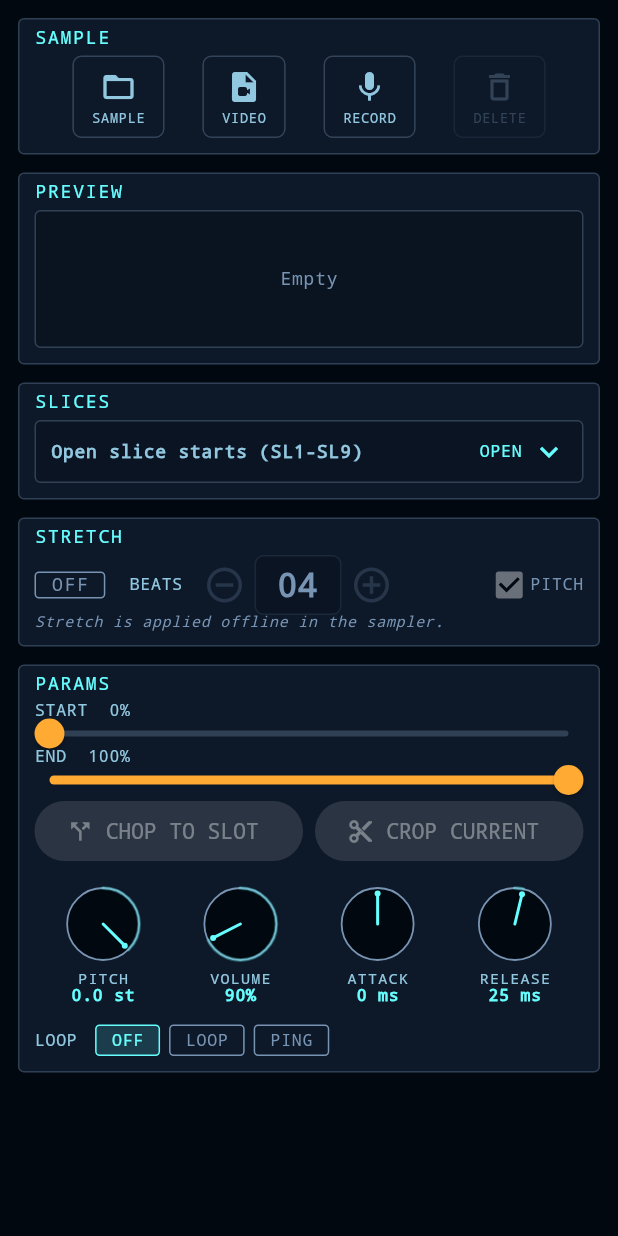
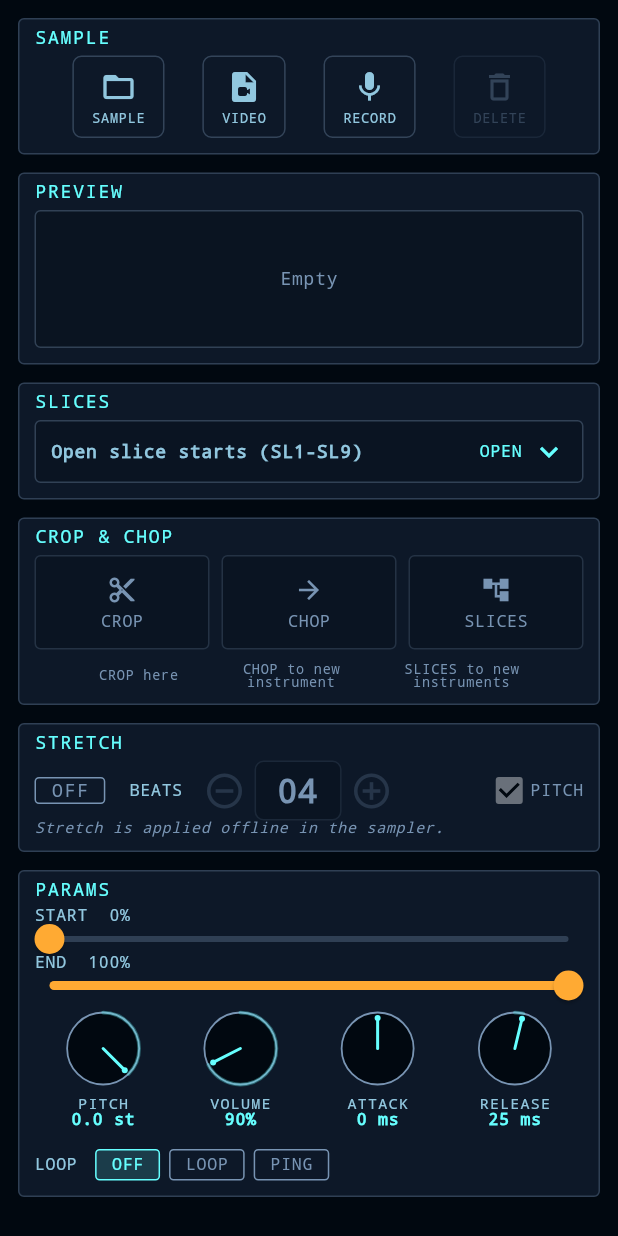
Before and after one commit to geiroffenberg/stria_tracker, a Flutter app: the _SamplerEditor widget shown alone on an empty page, opened directly with empty values, on a phone screen of 412 x 824 dp. Run offline on Flutter 3.47's test engine with Material 3 defaults, Android fonts, the phone set to English and light mode, and no system bars; our stand-ins replace file_picker, flutter_markdown_plus, permission_handler, shared_preferences; accounts and stored records are empty.

Commit message:
updated color change and slice pane

```diff
--- a/lib/screens/instrument_screen.dart
+++ b/lib/screens/instrument_screen.dart
@@ -2721,44 +2721,187 @@ class _SamplerEditorState extends State<_SamplerEditor>
                   ],
                 ),
               ),
-            const SizedBox(height: 12),
-            GestureDetector(
-              onTap: _busy ? null : () => _chopAllSlicesToNewSlots(context),
+            ],
+        ],
+      ),
+    );
+  }
+
+  Widget _buildCropChopCard(SamplerParams p) {
+    return _Section(
+      title: 'CROP & CHOP',
+      child: Column(
+        crossAxisAlignment: CrossAxisAlignment.stretch,
+        children: [
+          // ── Three buttons in a row ────────────────────────────────
+          Row(
+            children: [
+              // CROP
+              Expanded(
+                child: GestureDetector(
+                  onTap: (_busy || p.samplePath == null)
+                      ? null
+                      : () => _cropCurrentSample(context),
                   child: Container(
                     padding: const EdgeInsets.symmetric(
-                  horizontal: 10,
-                  vertical: 8,
+                      horizontal: 12,
+                      vertical: 12,
                     ),
                     decoration: BoxDecoration(
                       color: kBgColor.withAlpha(60),
                       border: Border.all(
-                    color: _busy
+                        color: (_busy || p.samplePath == null)
                             ? kColInactive.withAlpha(60)
                             : kColAccent.withAlpha(160),
                       ),
                       borderRadius: BorderRadius.circular(4),
                     ),
-                child: Row(
-                  mainAxisAlignment: MainAxisAlignment.center,
+                    child: Column(
                       children: [
                         Icon(
                           Icons.content_cut,
-                      size: 14,
-                      color: _busy ? kColInactive : kColAccent,
-                    ),
-                    const SizedBox(width: 6),
+                          size: 20,
+                          color: (_busy || p.samplePath == null)
+                              ? kColInactive
+                              : kColAccent,
+                        ),
+                        const SizedBox(height: 6),
                         Text(
-                      'CHOP ALL SLICES TO NEW INSTRUMENTS',
+                          'CROP',
                           style: kStyleHeader.copyWith(
                             fontSize: 11,
-                        color: _busy ? kColInactive : kColAccent,
-                      ),
-                    ),
-                  ],
-                ),
-              ),
-            ),
-          ],
+                            color: (_busy || p.samplePath == null)
+                                ? kColInactive
+                                : kColAccent,
+                          ),
+                        ),
+                      ],
+                    ),
+                  ),
+                ),
+              ),
+              const SizedBox(width: 8),
+              // CHOP
+              Expanded(
+                child: GestureDetector(
+                  onTap: (_busy || p.samplePath == null)
+                      ? null
+                      : () => _chopToNewSlot(context),
+                  child: Container(
+                    padding: const EdgeInsets.symmetric(
+                      horizontal: 12,
+                      vertical: 12,
+                    ),
+                    decoration: BoxDecoration(
+                      color: kBgColor.withAlpha(60),
+                      border: Border.all(
+                        color: (_busy || p.samplePath == null)
+                            ? kColInactive.withAlpha(60)
+                            : kColAccent.withAlpha(160),
+                      ),
+                      borderRadius: BorderRadius.circular(4),
+                    ),
+                    child: Column(
+                      children: [
+                        Icon(
+                          Icons.arrow_forward,
+                          size: 20,
+                          color: (_busy || p.samplePath == null)
+                              ? kColInactive
+                              : kColAccent,
+                        ),
+                        const SizedBox(height: 6),
+                        Text(
+                          'CHOP',
+                          style: kStyleHeader.copyWith(
+                            fontSize: 11,
+                            color: (_busy || p.samplePath == null)
+                                ? kColInactive
+                                : kColAccent,
+                          ),
+                        ),
+                      ],
+                    ),
+                  ),
+                ),
+              ),
+              const SizedBox(width: 8),
+              // SLICES
+              Expanded(
+                child: GestureDetector(
+                  onTap: (_busy || p.samplePath == null)
+                      ? null
+                      : () => _chopAllSlicesToNewSlots(context),
+                  child: Container(
+                    padding: const EdgeInsets.symmetric(
+                      horizontal: 12,
+                      vertical: 12,
+                    ),
+                    decoration: BoxDecoration(
+                      color: kBgColor.withAlpha(60),
+                      border: Border.all(
+                        color: (_busy || p.samplePath == null)
+                            ? kColInactive.withAlpha(60)
+                            : kColAccent.withAlpha(160),
+                      ),
+                      borderRadius: BorderRadius.circular(4),
+                    ),
+                    child: Column(
+                      children: [
+                        Icon(
+                          Icons.account_tree,
+                          size: 20,
+                          color: (_busy || p.samplePath == null)
+                              ? kColInactive
+                              : kColAccent,
+                        ),
+                        const SizedBox(height: 6),
+                        Text(
+                          'SLICES',
+                          style: kStyleHeader.copyWith(
+                            fontSize: 11,
+                            color: (_busy || p.samplePath == null)
+                                ? kColInactive
+                                : kColAccent,
+                          ),
+                        ),
+                      ],
+                    ),
+                  ),
+                ),
+              ),
+            ],
+          ),
+          const SizedBox(height: 8),
+          // ── Subtext labels ────────────────────────────────────────
+          Row(
+            mainAxisAlignment: MainAxisAlignment.spaceEvenly,
+            children: [
+              Text(
+                'CROP here',
+                style: kStyleBase.copyWith(
+                  fontSize: 9,
+                  color: kColInactive,
+                ),
+              ),
+              Text(
+                'CHOP to new\ninstrument',
+                textAlign: TextAlign.center,
+                style: kStyleBase.copyWith(
+                  fontSize: 9,
+                  color: kColInactive,
+                ),
+              ),
+              Text(
+                'SLICES to new\ninstruments',
+                textAlign: TextAlign.center,
+                style: kStyleBase.copyWith(
+                  fontSize: 9,
+                  color: kColInactive,
+                ),
+              ),
+            ],
+          ),
         ],
       ),
     );
@@ -2896,6 +3039,7 @@ class _SamplerEditorState extends State<_SamplerEditor>
             ),
           ),
           _buildSliceEditor(p),
+          _buildCropChopCard(p),
           _buildStretchEditor(p),
           _Section(
             title: 'PARAMS',
@@ -2947,37 +3091,6 @@ class _SamplerEditorState extends State<_SamplerEditor>
                     },
                   ),
                 ),
-                Row(
-                  children: [
-                    Expanded(
-                      child: ElevatedButton.icon(
-                        onPressed: (_busy || p.samplePath == null)
-                            ? null
-                            : () => _chopToNewSlot(context),
-                        icon: const Icon(Icons.call_split),
-                        label: const Text('CHOP TO SLOT'),
-                        style: ElevatedButton.styleFrom(
-                          foregroundColor: kColAccent,
-                        ),
-                      ),
-                    ),
-                    const SizedBox(width: 8),
-                    Expanded(
-                      child: ElevatedButton.icon(
-                        onPressed: (_busy || p.samplePath == null)
-                            ? null
-                            : () => _cropCurrentSample(context),
-                        icon: const Icon(Icons.content_cut),
-                        label: const Text('CROP CURRENT'),
-                        style: ElevatedButton.styleFrom(
-                          foregroundColor: kColAccent,
-                        ),
-                      ),
-                    ),
-                  ],
-                ),
-                const SizedBox(height: 6),
-                // ── Knob row: Pitch · Volume · Attack · Release ──────────
                 Row(
                   children: [
                     Expanded(
--- a/lib/screens/main_screen.dart
+++ b/lib/screens/main_screen.dart
@@ -1,4 +1,5 @@
 import 'package:flutter/material.dart';
+import '../main.dart';
 import '../state/app_state.dart';
 import '../theme/app_theme.dart';
 import '../widgets/transport_bar.dart';
@@ -24,7 +25,9 @@ class _MainScreenState extends State<MainScreen> {
   Widget build(BuildContext context) {
     AppStateScope.of(context); // subscribe to app state
 
-    return Scaffold(
+    return ValueListenableBuilder<TrackerPalette>(
+      valueListenable: paletteNotifier,
+      builder: (_, __, ___) => Scaffold(
         backgroundColor: kBgColor,
         body: NotificationListener<OpenPatternTrackNotification>(
           onNotification: (notification) {
@@ -54,8 +57,9 @@ class _MainScreenState extends State<MainScreen> {
                   thickness: 1,
                   color: Color(0xFF226666),
                 ),
-              const TransportBar(),
+                TransportBar(),
               ],
+            ),
           ),
         ),
       ),
--- a/lib/theme/app_theme.dart
+++ b/lib/theme/app_theme.dart
@@ -222,16 +222,16 @@ const TrackerPalette kPaletteRainbow = TrackerPalette(
   bgHeader: Color(0xFF0B0B0B),
   bgTrackHeader: Color(0xFF0E0E0E),
   bgTopNav: Color(0xFF0C0C0C),
-  colNote: Color(0xFFFF6B6B),
-  colInst: Color(0xFFFFA94D),
-  colVol: Color(0xFFFFE66D),
+  colNote: Color.fromARGB(255, 30, 83, 255),
+  colInst: Color.fromARGB(255, 202, 108, 19),
+  colVol: Color.fromARGB(255, 2, 253, 35),
   colPan: Color(0xFF8AFF66),
   colFxCmd: Color(0xFF66E0FF),
   colFxVal: Color(0xFF6B66FF),
   colEmpty: Color(0xFF574F5F),
   colRowNum: Color(0xFF9E88A8),
-  colHeader: Color.fromARGB(255, 252, 255, 72),
-  colAccent: Color.fromARGB(255, 71, 120, 255),
+  colHeader: Color.fromARGB(255, 240, 224, 4),
+  colAccent: Color.fromARGB(255, 3, 255, 3),
   colActive: Color.fromARGB(255, 102, 199, 255),
   colInactive: Color(0xFF6E6E6E),
   colSelection: Color(0xFF66FFCC),
```
Lines whose indentation alone changed are shown as unchanged.
